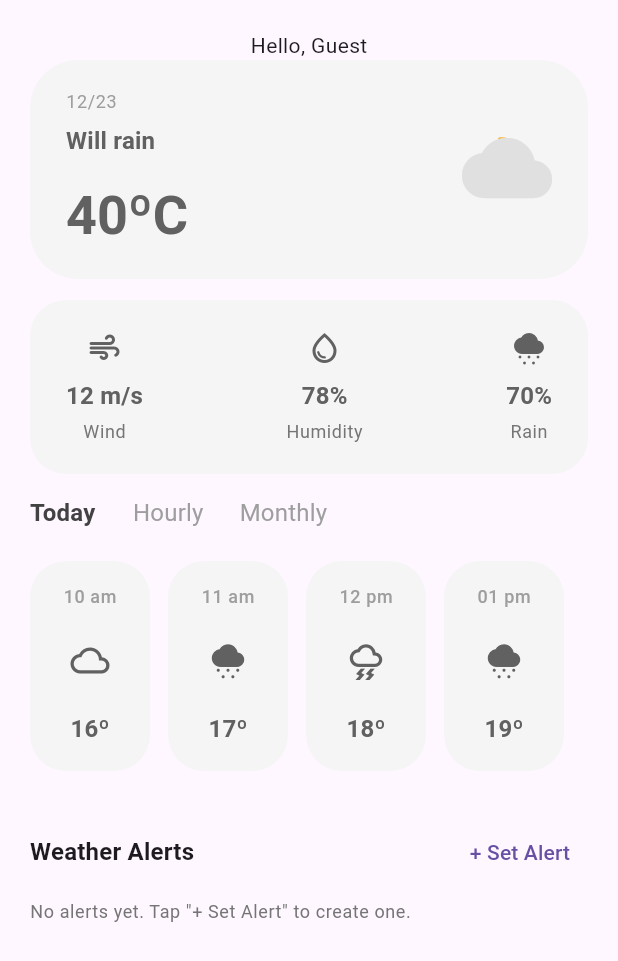
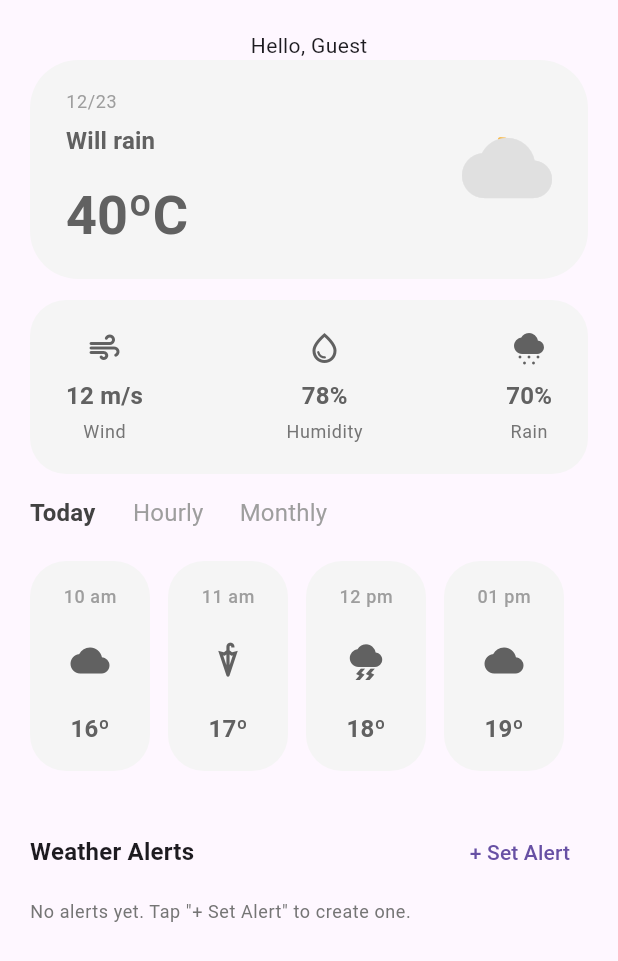
Before and after one commit to darohang088/Weather-App, a Flutter app: the screen it shows after launch, on a phone screen of 412 x 824 dp. Shown: the top 961 px of the screen. Run offline on Flutter 3.47's test engine with Material 3 defaults, Android fonts, the phone set to English and light mode, and no system bars; our stand-ins replace google_fonts.

Commit message:
update screen

```diff
--- a/lib/models/hour.dart
+++ b/lib/models/hour.dart
@@ -1,9 +1,9 @@
-import 'package:flutter/material.dart';
+import 'package:weather_app/providers/user_provider.dart';
 
 class HourData {
   final String time;
   final int temp;
-  final IconData icon;
+   final WeatherStatus status;
 
-  HourData(this.time, this.temp, this.icon);
+  HourData(this.time, this.temp, this.status);
 }
--- a/lib/providers/user_provider.dart
+++ b/lib/providers/user_provider.dart
@@ -3,6 +3,8 @@ import 'package:weather_app/models/hour.dart';
 import 'package:weather_app/models/weather_alert.dart';
 
 enum ForecastSection { today, hourly, monthly }
+
+enum WeatherStatus { sunny, cloudy, rainy, storm, snow, windy, fog }
 
 class HomeProvider extends ChangeNotifier {
   String username = "Guest";
@@ -12,38 +14,40 @@ class HomeProvider extends ChangeNotifier {
   ForecastSection selectedSection = ForecastSection.today;
 
   // Dummy data – replace with API data later
-  final List<HourData> todayItems = [
-    HourData('10 am', 16, Icons.cloud_queue),
-    HourData('11 am', 17, Icons.cloudy_snowing),
-    HourData('12 pm', 18, Icons.thunderstorm_outlined),
-    HourData('01 pm', 19, Icons.cloudy_snowing),
+  final todayItems = [
+    HourData('10 am', 16, WeatherStatus.cloudy),
+    HourData('11 am', 17, WeatherStatus.rainy),
+    HourData('12 pm', 18, WeatherStatus.storm),
+    HourData('01 pm', 19, WeatherStatus.cloudy),
   ];
 
   final List<HourData> hourlyItems = [
-    HourData('02 pm', 20, Icons.cloud_queue),
-    HourData('03 pm', 21, Icons.cloud_outlined),
-    HourData('04 pm', 22, Icons.cloudy_snowing),
-    HourData('05 pm', 23, Icons.thunderstorm_outlined),
+    HourData('10 am', 16, WeatherStatus.cloudy),
+    HourData('11 am', 17, WeatherStatus.rainy),
+    HourData('12 pm', 18, WeatherStatus.storm),
+    HourData('01 pm', 19, WeatherStatus.cloudy),
   ];
 
   final List<HourData> monthlyItems = [
-    HourData('Mon', 24, Icons.wb_cloudy_outlined),
-    HourData('Tue', 25, Icons.wb_sunny_outlined),
-    HourData('Wed', 26, Icons.cloudy_snowing),
-    HourData('Thu', 27, Icons.thunderstorm_outlined),
+    HourData('Mon', 16, WeatherStatus.cloudy),
+    HourData('Tue', 16, WeatherStatus.cloudy),
+    HourData('Wed', 16, WeatherStatus.cloudy),
+    HourData('Thu', 16, WeatherStatus.cloudy),
   ];
 
   final hourItems = [
-    HourData('10 am', 16, Icons.cloud_queue),
-    HourData('11 am', 17, Icons.cloudy_snowing),
-    HourData('12 pm', 18, Icons.thunderstorm_outlined),
-    HourData('01 pm', 19, Icons.cloudy_snowing),
-    HourData('02 pm', 19, Icons.cloudy_snowing),
-    HourData('03 pm', 19, Icons.cloudy_snowing),
-    HourData('04 pm', 19, Icons.cloudy_snowing),
-    HourData('05 pm', 19, Icons.cloudy_snowing),
-    HourData('06 pm', 19, Icons.cloudy_snowing),
-    HourData('07 pm', 19, Icons.cloudy_snowing),
+    HourData('10 am', 16, WeatherStatus.cloudy),
+    HourData('11 am', 17, WeatherStatus.rainy),
+    HourData('12 pm', 18, WeatherStatus.storm),
+    HourData('01 pm', 19, WeatherStatus.cloudy),
+    HourData('10 am', 16, WeatherStatus.cloudy),
+    HourData('11 am', 17, WeatherStatus.rainy),
+    HourData('12 pm', 18, WeatherStatus.storm),
+    HourData('01 pm', 19, WeatherStatus.cloudy),
+    HourData('10 am', 16, WeatherStatus.cloudy),
+    HourData('11 am', 17, WeatherStatus.rainy),
+    HourData('12 pm', 18, WeatherStatus.storm),
+    HourData('01 pm', 19, WeatherStatus.cloudy),
   ];
 
   List<HourData> get currentItems {
--- /dev/null
+++ b/lib/utils/icons_utils.dart
@@ -0,0 +1,21 @@
+import 'package:flutter/material.dart';
+import 'package:weather_app/providers/user_provider.dart';
+
+IconData weatherStatusToIcon(WeatherStatus status) {
+  switch (status) {
+    case WeatherStatus.sunny:
+      return Icons.wb_sunny;
+    case WeatherStatus.cloudy:
+      return Icons.cloud;
+    case WeatherStatus.rainy:
+      return Icons.umbrella;
+    case WeatherStatus.storm:
+      return Icons.thunderstorm;
+    case WeatherStatus.snow:
+      return Icons.ac_unit;
+    case WeatherStatus.windy:
+      return Icons.air;
+    case WeatherStatus.fog:
+      return Icons.water_drop; // or fog icon if available
+  }
+}
--- a/lib/widget.dart/forcecaset_switcher.dart
+++ b/lib/widget.dart/forcecaset_switcher.dart
@@ -1,6 +1,7 @@
 import 'package:flutter/material.dart';
 import 'package:provider/provider.dart';
 import 'package:weather_app/providers/user_provider.dart';
+import 'package:weather_app/utils/icons_utils.dart';
 import 'package:weather_app/utils/spacing_extension.dart';
 import 'package:weather_app/widget.dart/hour_weathe_card.dart';
 
@@ -51,7 +52,7 @@ class ForecastSwitcher extends StatelessWidget {
               return HourlyWeatherCard(
                 timeLabel: item.time,
                 temperature: item.temp,
-                icon: item.icon,
+                icon: weatherStatusToIcon(item.status),
               );
             },
           ),
--- a/lib/widget.dart/hour_weather_strip.dart
+++ b/lib/widget.dart/hour_weather_strip.dart
@@ -1,5 +1,6 @@
 import 'package:flutter/material.dart';
 import 'package:weather_app/models/hour.dart';
+import 'package:weather_app/utils/icons_utils.dart';
 import 'package:weather_app/utils/spacing_extension.dart';
 import 'package:weather_app/widget.dart/hour_weathe_card.dart';
 
@@ -22,7 +23,7 @@ class HourlyWeatherStrip extends StatelessWidget {
           return HourlyWeatherCard(
             timeLabel: item.time,
             temperature: item.temp,
-            icon: item.icon,
+            icon: weatherStatusToIcon(item.status),
           );
         },
       ),
```
